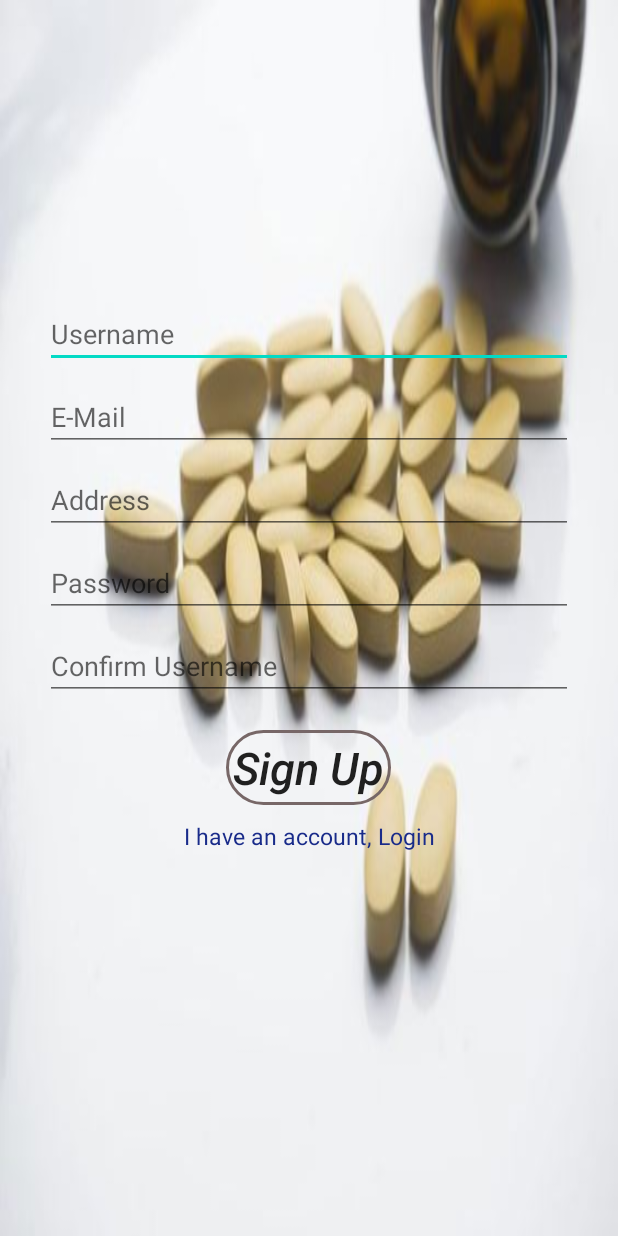
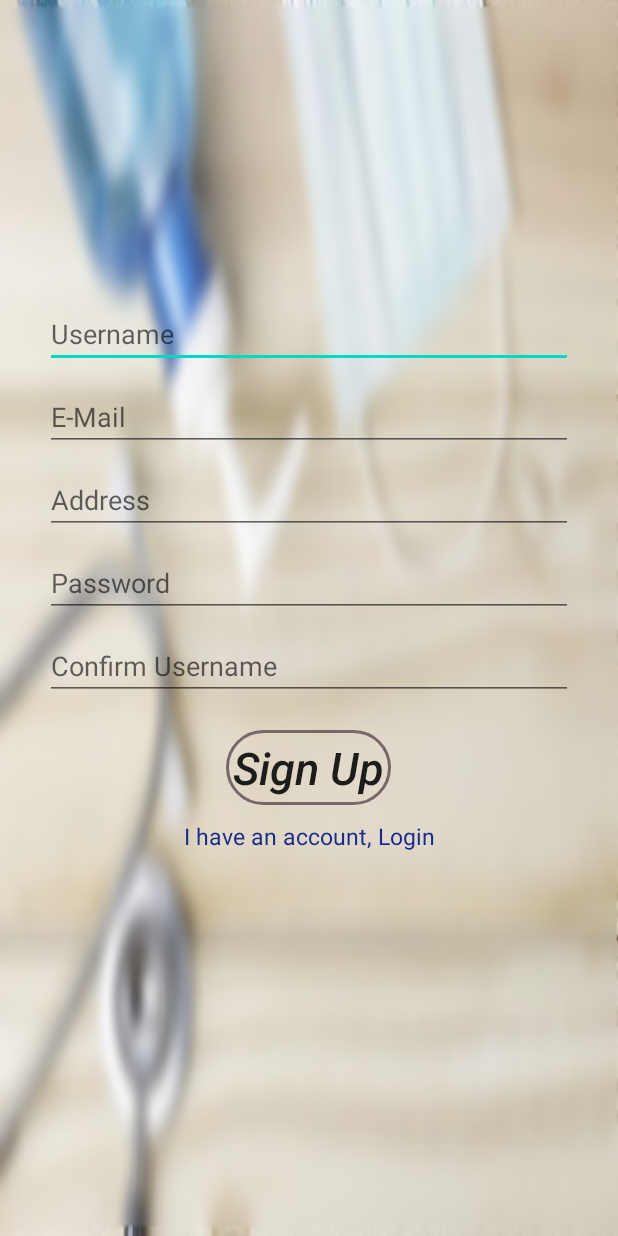
Before and after one commit to SamarAbdo/Pharmacy-App, an Android app: the SignUp screen opened directly, with no data from a screen before it, on a phone screen of 412 x 824 dp. Run offline under Robolectric (Android 15) with nearby library versions, the phone set to English and light mode, and no system bars.

Commit message:
login background

```diff
--- a/app/src/main/res/layout/activity_sign_up.xml
+++ b/app/src/main/res/layout/activity_sign_up.xml
@@ -5,7 +5,7 @@
     android:layout_width="match_parent"
     android:layout_height="match_parent"
     android:orientation="vertical"
-    android:background="@drawable/medicine"
+    android:background="@drawable/edited"
     tools:context=".SignUp">
 
     <EditText
```
Also changed, not shown: app/src/main/res/drawable/edited.png (added).
